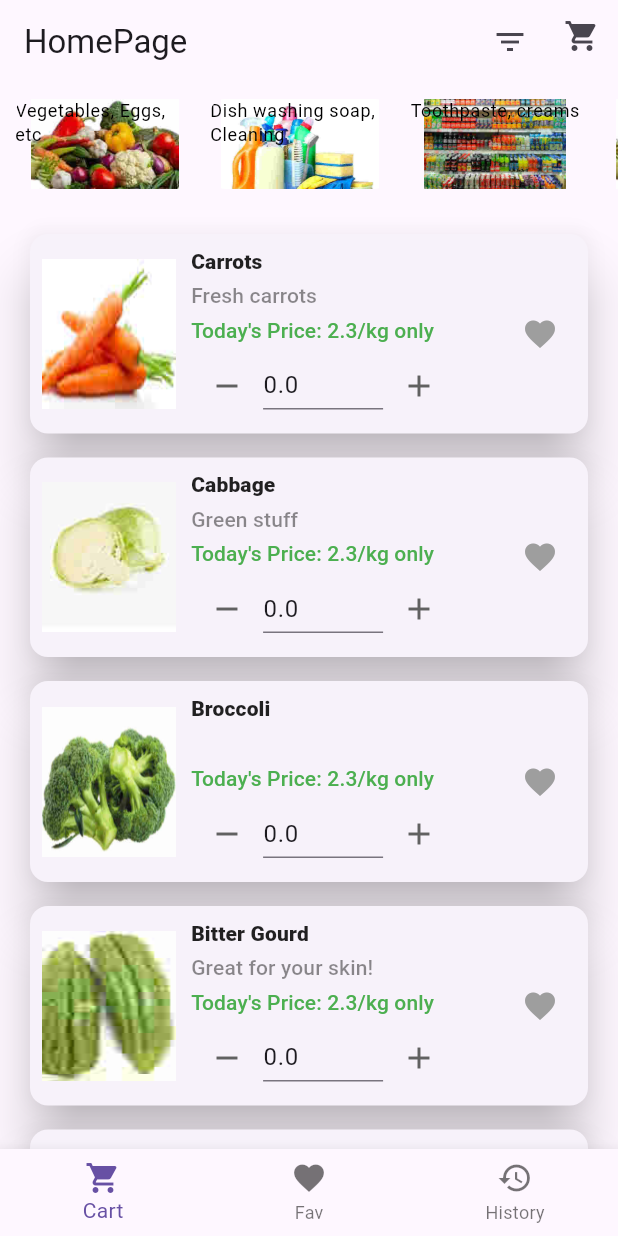
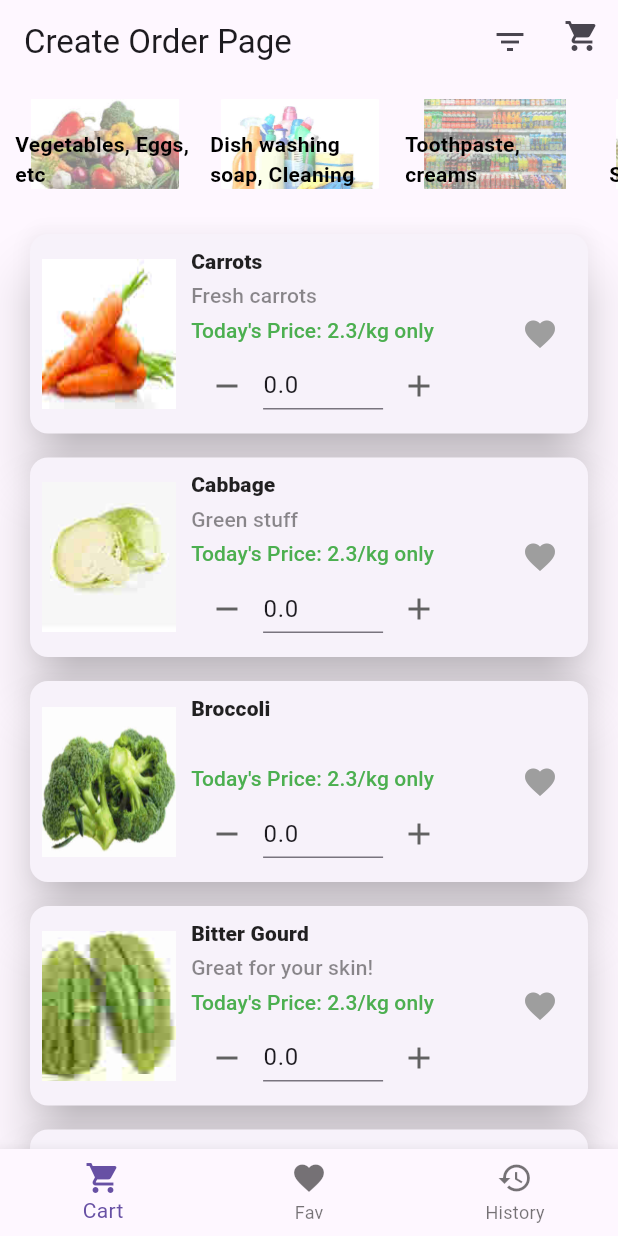
Before and after one commit to vipullal-github/MyShoppingCart, a Flutter app: the screen it shows after launch, on a phone screen of 412 x 824 dp. Run offline on Flutter 3.47's test engine with Material 3 defaults, Android fonts, the phone set to English and light mode, and no system bars.

Commit message:
Working copy now

```diff
--- a/lib/data/mock_repository.dart
+++ b/lib/data/mock_repository.dart
@@ -56,7 +56,7 @@ class MockRepository implements RepositoryInterface {
         createDate: DateTime.now(),
         lastModified: DateTime.now(),
         image: "cabbage.jpg",
-        isFavorite: true),
+      ),
     Product(
         id: 3,
         categoryId: 1,
--- a/lib/main.dart
+++ b/lib/main.dart
@@ -37,6 +37,7 @@ class MyApp extends StatelessWidget {
   Widget build(BuildContext context) {
     return MaterialApp(
       title: 'My Shopping Cart',
+      debugShowCheckedModeBanner: false,
       theme: ThemeData(
         primarySwatch: Colors.blue,
       ),
--- a/lib/presentation/components/category_card.dart
+++ b/lib/presentation/components/category_card.dart
@@ -10,10 +10,10 @@ class CategoryCard extends StatelessWidget {
 
   @override
   Widget build(BuildContext context) {
-    TextStyle ts = Theme.of(context)
-        .primaryTextTheme
-        .bodySmall!
-        .copyWith(color: Colors.black);
+    TextStyle ts = Theme.of(context).primaryTextTheme.bodyMedium!.copyWith(
+          color: Colors.black,
+          fontWeight: FontWeight.w700,
+        );
     return GestureDetector(
       onTap: onPressed,
       child: Padding(
@@ -29,11 +29,12 @@ class CategoryCard extends StatelessWidget {
                   Image.asset(
                     category.imageName,
                     fit: BoxFit.fill,
-                    color: Colors.black.withAlpha(10), // Lower alpha
+                    color:
+                        Colors.white.withValues(alpha: 0.5), // More lightening
                     colorBlendMode: BlendMode.lighten,
                   ),
                   Align(
-                    alignment: Alignment.topCenter,
+                    alignment: Alignment.bottomCenter,
                     child: Text(
                       category.description,
                       style: ts,
--- a/lib/presentation/home_page/home_page.dart
+++ b/lib/presentation/home_page/home_page.dart
@@ -40,6 +40,9 @@ class _HomePageState extends State<HomePage> {
   Future<void> _loadAllData() async {
     Completer<void> c = Completer();
     widget.provider.loadData().then((value) {
+      if (!context.mounted) {
+        return;
+      }
       context
           .read<ShoppingCartProvider>()
           .createNewShoppingList()
@@ -109,10 +112,12 @@ class _HomePageState extends State<HomePage> {
     int count = context.watch<ShoppingCartProvider>().itemCount;
     List<Widget> actions = [];
     if (currentSheet == 0) {
+      // add a filter button on the cart page
       actions.add(IconButton(
         onPressed: () {},
         icon: const Icon(Icons.filter_list),
       ));
+    }
     Widget cart = Stack(
       children: [
         IconButton(
@@ -150,7 +155,7 @@ class _HomePageState extends State<HomePage> {
     //   onPressed: () {},
     //   icon: const Icon(Icons.shopping_cart),
     // ));
-    }
+
     return actions;
   }
 
@@ -158,7 +163,7 @@ class _HomePageState extends State<HomePage> {
   Widget build(BuildContext context) {
     return Scaffold(
       appBar: AppBar(
-        title: const Text("HomePage"),
+        title: const Text("Create Order Page"),
         actions: _buildPageActions(context),
       ),
       bottomNavigationBar: BottomNavigationBar(
--- a/lib/presentation/home_page/tabs/order_history/order_history_tab.dart
+++ b/lib/presentation/home_page/tabs/order_history/order_history_tab.dart
@@ -6,7 +6,7 @@ class OrderHistoryTab extends StatelessWidget {
   @override
   Widget build(BuildContext context) {
     return const Center(
-      child: Text("Order History View"),
+      child: Text("You don't have any previous orders"),
     );
   }
 }
--- a/lib/presentation/test_pade.dart
+++ b/lib/presentation/test_pade.dart
@@ -20,6 +20,9 @@ class _TestPageState extends State<TestPage> {
   Future<void> _loadAllData() async {
     Completer<void> c = Completer();
     widget.provider.loadData().then((value) {
+      if (!context.mounted) {
+        return;
+      }
       context
           .read<ShoppingCartProvider>()
           .createNewShoppingList()
```
Also changed, not shown: pubspec.lock. Lines whose indentation alone changed are shown as unchanged.
